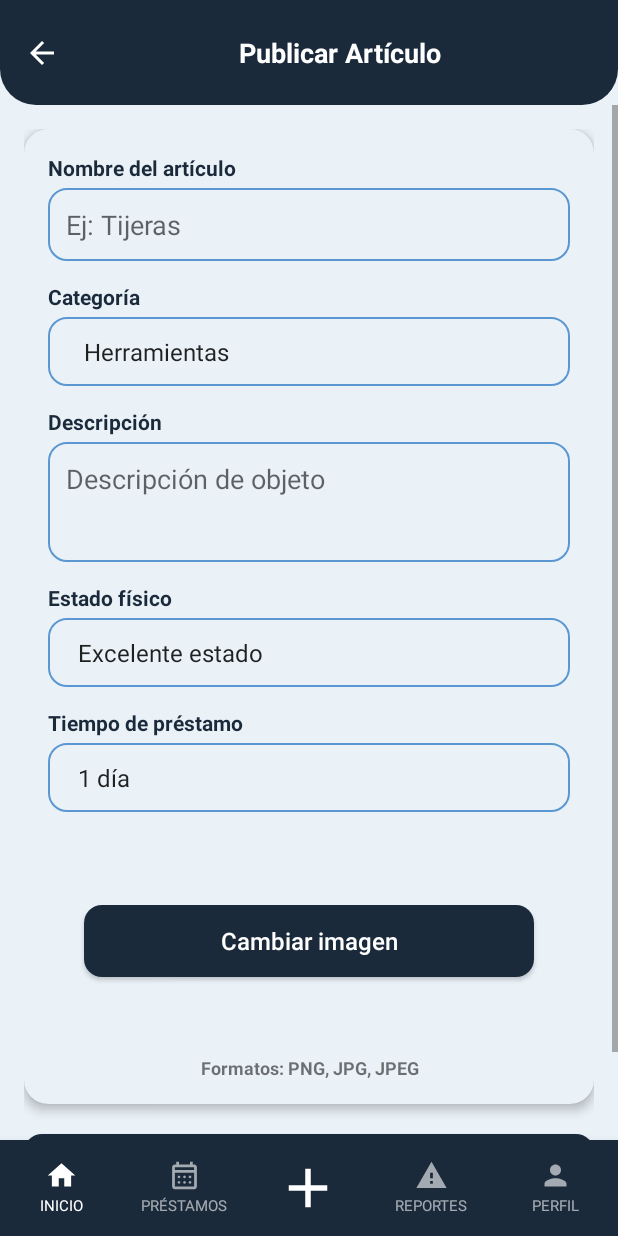
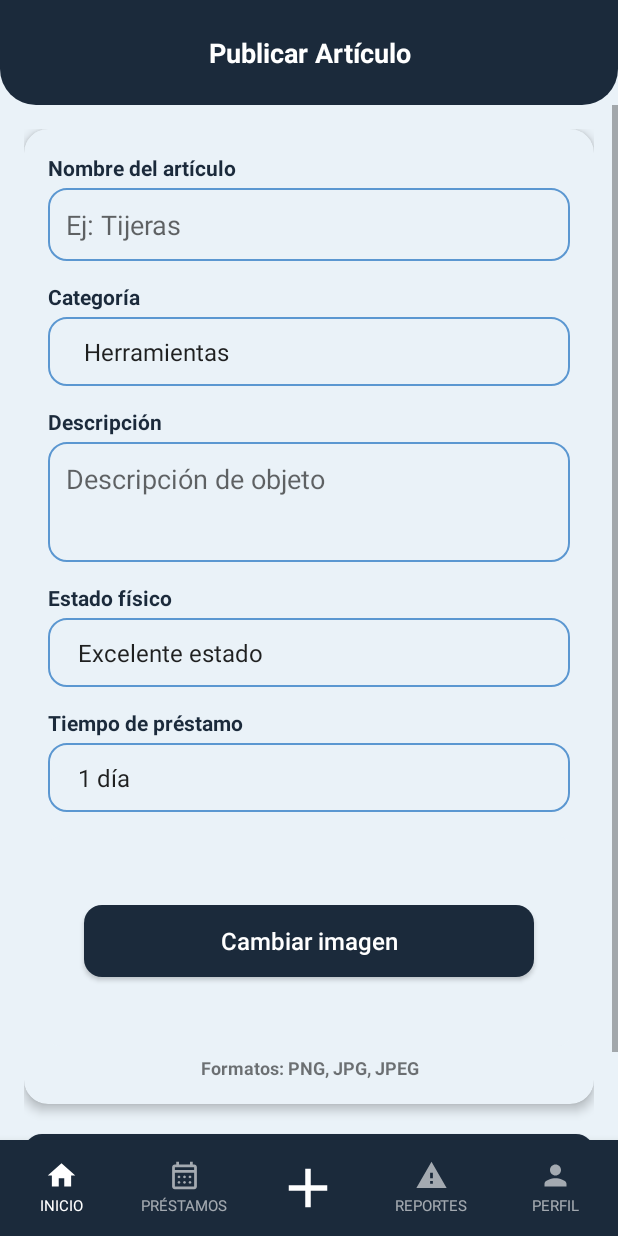
Before and after one commit to Amaro-hub34/YipShare, an Android app: the formularioArticuloActivity screen opened directly, with no data from a screen before it, on a phone screen of 412 x 824 dp. Run offline under Robolectric (Android 15) with nearby library versions, the phone set to English and light mode, and no system bars.

Commit message:
se eliminan botones de regresar en actividades y se añaden guías para mejorar el diseño responsivo

```diff
--- a/app/src/main/java/com/example/yipshare/formularioArticuloActivity.java
+++ b/app/src/main/java/com/example/yipshare/formularioArticuloActivity.java
@@ -20,6 +20,7 @@ public class formularioArticuloActivity extends AppCompatActivity {
         setContentView(R.layout.activity_formulario_articulo);
 
         Guideline guidelineHeader = findViewById(R.id.guideline_header);
+        Guideline guidelineStatus = findViewById(R.id.guideline_status);
         View bottomNav = findViewById(R.id.bottom_nav);
         int headerBase = (int) (70 * getResources().getDisplayMetrics().density);
         int navBase = (int) (64 * getResources().getDisplayMetrics().density);
@@ -27,6 +28,7 @@ public class formularioArticuloActivity extends AppCompatActivity {
         ViewCompat.setOnApplyWindowInsetsListener(findViewById(R.id.main), (v, insets) -> {
             Insets bars = insets.getInsets(WindowInsetsCompat.Type.systemBars());
 
+            guidelineStatus.setGuidelineBegin(bars.top);
             guidelineHeader.setGuidelineBegin(headerBase + bars.top);
 
             bottomNav.setPadding(0, 0, 0, bars.bottom);
@@ -38,8 +40,6 @@ public class formularioArticuloActivity extends AppCompatActivity {
         });
         findViewById(R.id.nav_inicio).setOnClickListener(v ->
                 startActivity(new Intent(formularioArticuloActivity.this, pantallaPrincipalActivity.class)));
-        findViewById(R.id.btn_regresar).setOnClickListener(v -> finish());
-
         findViewById(R.id.nav_reportes).setOnClickListener(v ->
                 startActivity(new Intent(formularioArticuloActivity.this, reporteActivity.class)));
         findViewById(R.id.nav_agregar).setOnClickListener(v ->
--- a/app/src/main/java/com/example/yipshare/perfilActivity.java
+++ b/app/src/main/java/com/example/yipshare/perfilActivity.java
@@ -20,6 +20,8 @@ public class perfilActivity extends AppCompatActivity {
         setContentView(R.layout.activity_perfil);
 
         Guideline guidelineHeader = findViewById(R.id.guideline_header);
+        Guideline guidelineStatus = findViewById(R.id.guideline_status);
+
         View bottomNav = findViewById(R.id.bottom_nav);
         int headerBase = (int) (70 * getResources().getDisplayMetrics().density);
         int navBase = (int) (64 * getResources().getDisplayMetrics().density);
@@ -28,6 +30,7 @@ public class perfilActivity extends AppCompatActivity {
             Insets bars = insets.getInsets(WindowInsetsCompat.Type.systemBars());
 
             guidelineHeader.setGuidelineBegin(headerBase + bars.top);
+            guidelineStatus.setGuidelineBegin(bars.top);
 
             bottomNav.setPadding(0, 0, 0, bars.bottom);
             ViewGroup.LayoutParams lp = bottomNav.getLayoutParams();
@@ -38,7 +41,6 @@ public class perfilActivity extends AppCompatActivity {
         });
         findViewById(R.id.nav_inicio).setOnClickListener(v ->
                 startActivity(new Intent(perfilActivity.this, pantallaPrincipalActivity.class)));
-        findViewById(R.id.btn_regresar).setOnClickListener(v -> finish());
         findViewById(R.id.nav_reportes).setOnClickListener(v ->
                 startActivity(new Intent(perfilActivity.this, reporteActivity.class)));
         findViewById(R.id.nav_agregar).setOnClickListener(v ->
--- a/app/src/main/java/com/example/yipshare/reporteActivity.java
+++ b/app/src/main/java/com/example/yipshare/reporteActivity.java
@@ -20,6 +20,7 @@ public class reporteActivity  extends AppCompatActivity{
         setContentView(R.layout.activity_reporte);
 
         Guideline guidelineHeader = findViewById(R.id.guideline_header);
+        Guideline guidelineStatus = findViewById(R.id.guideline_status);
         View bottomNav = findViewById(R.id.bottom_nav);
         int headerBase = (int) (70 * getResources().getDisplayMetrics().density);
         int navBase = (int) (64 * getResources().getDisplayMetrics().density);
@@ -27,6 +28,7 @@ public class reporteActivity  extends AppCompatActivity{
         ViewCompat.setOnApplyWindowInsetsListener(findViewById(R.id.main), (v, insets) -> {
             Insets bars = insets.getInsets(WindowInsetsCompat.Type.systemBars());
 
+            guidelineStatus.setGuidelineBegin(bars.top);
             guidelineHeader.setGuidelineBegin(headerBase + bars.top);
 
             bottomNav.setPadding(0, 0, 0, bars.bottom);
@@ -35,9 +37,6 @@ public class reporteActivity  extends AppCompatActivity{
             bottomNav.setLayoutParams(lp);
 
             return insets;
-        });
-        findViewById(R.id.btn_regresar).setOnClickListener(v -> {
-            startActivity(new Intent(reporteActivity.this, pantallaPrincipalActivity.class));
         });
         findViewById(R.id.btn_enviar_Reporte).setOnClickListener(v -> {
             startActivity(new Intent(reporteActivity.this, pantallaPrincipalActivity.class));
--- a/app/src/main/res/layout/activity_formulario_articulo.xml
+++ b/app/src/main/res/layout/activity_formulario_articulo.xml
@@ -25,20 +25,13 @@
         android:orientation="horizontal"
         app:layout_constraintGuide_begin="70dp" />
 
-    <ImageView
-        android:id="@+id/btn_regresar"
-        android:layout_width="24dp"
-        android:layout_height="24dp"
-        android:src="@drawable/ic_arrow_back"
-        app:tint="@android:color/white"
-        android:contentDescription="Regresar"
-        android:clickable="true"
-        android:focusable="true"
-        android:background="?attr/selectableItemBackgroundBorderless"
-        android:layout_marginStart="16dp"
-        app:layout_constraintTop_toTopOf="@id/bg_header"
-        app:layout_constraintBottom_toBottomOf="@id/bg_header"
-        app:layout_constraintStart_toStartOf="parent" />
+    <androidx.constraintlayout.widget.Guideline
+        android:id="@+id/guideline_status"
+        android:layout_width="wrap_content"
+        android:layout_height="wrap_content"
+        android:orientation="horizontal"
+        app:layout_constraintGuide_begin="0dp" />
+
 
     <TextView
         android:id="@+id/tv_titulo_pantalla"
@@ -50,10 +43,10 @@
         android:textStyle="bold"
         android:textSize="18sp"
         android:gravity="center"
-        app:layout_constraintTop_toTopOf="@id/bg_header"
-        app:layout_constraintBottom_toBottomOf="@id/bg_header"
-        app:layout_constraintStart_toEndOf="@id/btn_regresar"
-        app:layout_constraintEnd_toEndOf="parent" />
+        app:layout_constraintTop_toBottomOf="@id/guideline_status"
+        app:layout_constraintBottom_toTopOf="@id/guideline_header"
+        app:layout_constraintStart_toStartOf="parent"
+        app:layout_constraintEnd_toEndOf="parent"  />
 
 
     <ScrollView
```
Also changed, not shown: app/src/main/res/layout/activity_perfil.xml (+9 -18 lines), app/src/main/res/layout/activity_reporte.xml (+10 -18 lines).
